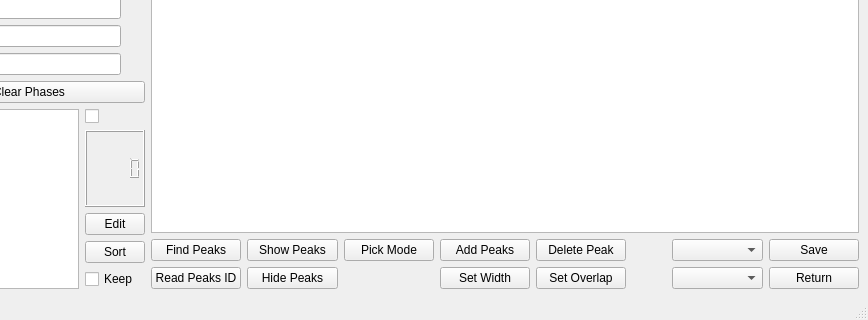
First picture: the form in src/interface/gui/VdrivePeakPicker.ui, repository neutrons/PyVDrive, before the edit; both pictures show x 572 to 1440 and y 480 to 800 of the 1440 by 800 pixel window.
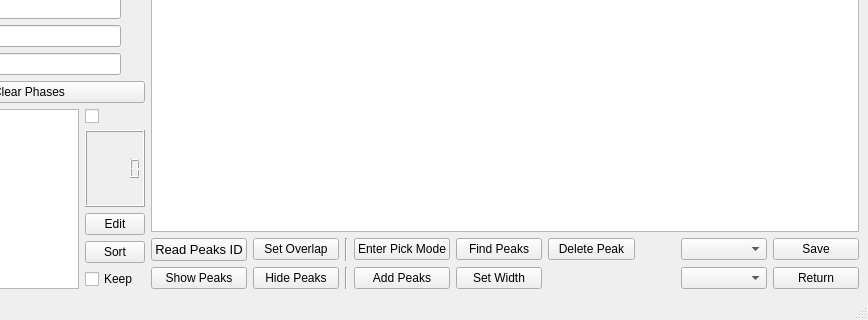
Second picture: the form after the edit. Custom widgets are drawn as their Qt base class.

Commit message: Refs #38. Checkpointing progress on adding peaks.

```diff
--- a/src/interface/gui/VdrivePeakPicker.ui
+++ b/src/interface/gui/VdrivePeakPicker.ui
@@ -789,17 +789,7 @@
         </item>
         <item>
          <layout class="QGridLayout" name="gridLayout_2">
-          <item row="0" column="2">
-           <widget class="QPushButton" name="pushButton_peakPickerMode">
-            <property name="toolTip">
-             <string>&lt;html&gt;&lt;head/&gt;&lt;body&gt;&lt;p&gt;Enter or leave peak picking mode&lt;/p&gt;&lt;/body&gt;&lt;/html&gt;</string>
-            </property>
-            <property name="text">
-             <string>Pick Mode</string>
-            </property>
-           </widget>
-          </item>
-          <item row="0" column="1">
+          <item row="1" column="0">
            <widget class="QPushButton" name="pushButton_showPeaks">
             <property name="toolTip">
              <string>&lt;html&gt;&lt;head/&gt;&lt;body&gt;&lt;p&gt;Highlight selected peaks in the left table&lt;/p&gt;&lt;/body&gt;&lt;/html&gt;</string>
@@ -809,7 +799,17 @@
             </property>
            </widget>
           </item>
-          <item row="0" column="8">
+          <item row="0" column="3">
+           <widget class="QPushButton" name="pushButton_peakPickerMode">
+            <property name="toolTip">
+             <string>&lt;html&gt;&lt;head/&gt;&lt;body&gt;&lt;p&gt;Enter or leave peak picking mode&lt;/p&gt;&lt;/body&gt;&lt;/html&gt;</string>
+            </property>
+            <property name="text">
+             <string>Enter Pick Mode</string>
+            </property>
+           </widget>
+          </item>
+          <item row="0" column="9">
            <widget class="QPushButton" name="pushButton_save">
             <property name="toolTip">
              <string>&lt;html&gt;&lt;head/&gt;&lt;body&gt;&lt;p&gt;push this button wil have blabla effect!&lt;/p&gt;&lt;/body&gt;&lt;/html&gt;</string>
@@ -819,7 +819,7 @@
             </property>
            </widget>
           </item>
-          <item row="1" column="8">
+          <item row="1" column="9">
            <widget class="QPushButton" name="pushButton_return">
             <property name="toolTip">
              <string>&lt;html&gt;&lt;head/&gt;&lt;body&gt;&lt;p&gt;push this button wil have blabla effect!&lt;/p&gt;&lt;/body&gt;&lt;/html&gt;</string>
@@ -829,21 +829,21 @@
             </property>
            </widget>
           </item>
-          <item row="1" column="7">
+          <item row="1" column="8">
            <widget class="QComboBox" name="comboBox_bankNumbers">
             <property name="toolTip">
              <string>&lt;html&gt;&lt;head/&gt;&lt;body&gt;&lt;p&gt;Bank numbers&lt;/p&gt;&lt;p&gt;It is a list of the available of bank numbers that are loaded.&lt;/p&gt;&lt;/body&gt;&lt;/html&gt;</string>
             </property>
            </widget>
           </item>
-          <item row="0" column="7">
+          <item row="0" column="8">
            <widget class="QComboBox" name="comboBox_runNumber">
             <property name="toolTip">
              <string>&lt;html&gt;&lt;head/&gt;&lt;body&gt;&lt;p&gt;Run number&lt;/p&gt;&lt;/body&gt;&lt;/html&gt;</string>
             </property>
            </widget>
           </item>
-          <item row="0" column="6">
+          <item row="0" column="7">
            <spacer name="horizontalSpacer">
             <property name="orientation">
              <enum>Qt::Horizontal</enum>
@@ -859,17 +859,7 @@
             </property>
            </spacer>
           </item>
-          <item row="0" column="0">
-           <widget class="QPushButton" name="pushButton_findPeaks">
-            <property name="toolTip">
-             <string>&lt;html&gt;&lt;head/&gt;&lt;body&gt;&lt;p&gt;Find all peaks in the diffraction pattern&lt;/p&gt;&lt;p&gt;Case 1: If user does not provide structure information, then it will run FindPeaks();&lt;/p&gt;&lt;p&gt;Case 2: If user gives known structure, then this one will just plot peaks according to lattice parameters.&lt;/p&gt;&lt;/body&gt;&lt;/html&gt;</string>
-            </property>
-            <property name="text">
-             <string>Find Peaks</string>
-            </property>
-           </widget>
-          </item>
-          <item row="0" column="4">
+          <item row="0" column="5">
            <widget class="QPushButton" name="pushButton_deletePeaks">
             <property name="toolTip">
              <string>&lt;html&gt;&lt;head/&gt;&lt;body&gt;&lt;p&gt;Delete the selected peaks from peak table&lt;/p&gt;&lt;/body&gt;&lt;/html&gt;</string>
@@ -879,14 +869,7 @@
             </property>
            </widget>
           </item>
-          <item row="1" column="0">
-           <widget class="QPushButton" name="pushButton_readPeakFile">
-            <property name="text">
-             <string>Read Peaks ID</string>
-            </property>
-           </widget>
-          </item>
-          <item row="1" column="3">
+          <item row="1" column="4">
            <widget class="QPushButton" name="pushButton_setPeakWidth">
             <property name="toolTip">
              <string>&lt;html&gt;&lt;head/&gt;&lt;body&gt;&lt;p&gt;Set width to selected peaks to a same value.&lt;/p&gt;&lt;/body&gt;&lt;/html&gt;</string>
@@ -896,26 +879,6 @@
             </property>
            </widget>
           </item>
-          <item row="1" column="4">
-           <widget class="QPushButton" name="pushButton_claimOverlappedPeaks">
-            <property name="toolTip">
-             <string>&lt;html&gt;&lt;head/&gt;&lt;body&gt;&lt;p&gt;Claim the peaks that are selected in the right table to be overlapped according to observation.&lt;/p&gt;&lt;/body&gt;&lt;/html&gt;</string>
-            </property>
-            <property name="text">
-             <string>Set Overlap</string>
-            </property>
-           </widget>
-          </item>
-          <item row="0" column="3">
-           <widget class="QPushButton" name="pushButton_addPeaks">
-            <property name="toolTip">
-             <string>&lt;html&gt;&lt;head/&gt;&lt;body&gt;&lt;p&gt;Add all peaks shown on figures&lt;/p&gt;&lt;/body&gt;&lt;/html&gt;</string>
-            </property>
-            <property name="text">
-             <string>Add Peaks</string>
-            </property>
-           </widget>
-          </item>
           <item row="1" column="1">
            <widget class="QPushButton" name="pushButton_hidePeaks">
             <property name="text">
@@ -923,6 +886,62 @@
             </property>
            </widget>
           </item>
+          <item row="0" column="0">
+           <widget class="QPushButton" name="pushButton_readPeakFile">
+            <property name="font">
+             <font>
+              <pointsize>10</pointsize>
+             </font>
+            </property>
+            <property name="text">
+             <string>Read Peaks ID</string>
+            </property>
+           </widget>
+          </item>
+          <item row="1" column="3">
+           <widget class="QPushButton" name="pushButton_addPeaks">
+            <property name="toolTip">
+             <string>&lt;html&gt;&lt;head/&gt;&lt;body&gt;&lt;p&gt;Add all peaks shown on figures&lt;/p&gt;&lt;/body&gt;&lt;/html&gt;</string>
+            </property>
+            <property name="text">
+             <string>Add Peaks</string>
+            </property>
+           </widget>
+          </item>
+          <item row="0" column="4">
+           <widget class="QPushButton" name="pushButton_findPeaks">
+            <property name="toolTip">
+             <string>&lt;html&gt;&lt;head/&gt;&lt;body&gt;&lt;p&gt;Find all peaks in the diffraction pattern&lt;/p&gt;&lt;p&gt;Case 1: If user does not provide structure information, then it will run FindPeaks();&lt;/p&gt;&lt;p&gt;Case 2: If user gives known structure, then this one will just plot peaks according to lattice parameters.&lt;/p&gt;&lt;/body&gt;&lt;/html&gt;</string>
+            </property>
+            <property name="text">
+             <string>Find Peaks</string>
+            </property>
+           </widget>
+          </item>
+          <item row="0" column="2">
+           <widget class="Line" name="line">
+            <property name="orientation">
+             <enum>Qt::Vertical</enum>
+            </property>
+           </widget>
+          </item>
+          <item row="1" column="2">
+           <widget class="Line" name="line_2">
+            <property name="orientation">
+             <enum>Qt::Vertical</enum>
+            </property>
+           </widget>
+          </item>
+          <item row="0" column="1">
+           <widget class="QPushButton" name="pushButton_claimOverlappedPeaks">
+            <property name="toolTip">
+             <string>&lt;html&gt;&lt;head/&gt;&lt;body&gt;&lt;p&gt;Claim the peaks that are selected in the right table to be overlapped according to observation.&lt;/p&gt;&lt;/body&gt;&lt;/html&gt;</string>
+            </property>
+            <property name="text">
+             <string>Set Overlap</string>
+            </property>
+           </widget>
+          </item>
          </layout>
         </item>
         <item>
```
The commit also changes 2 other files.
